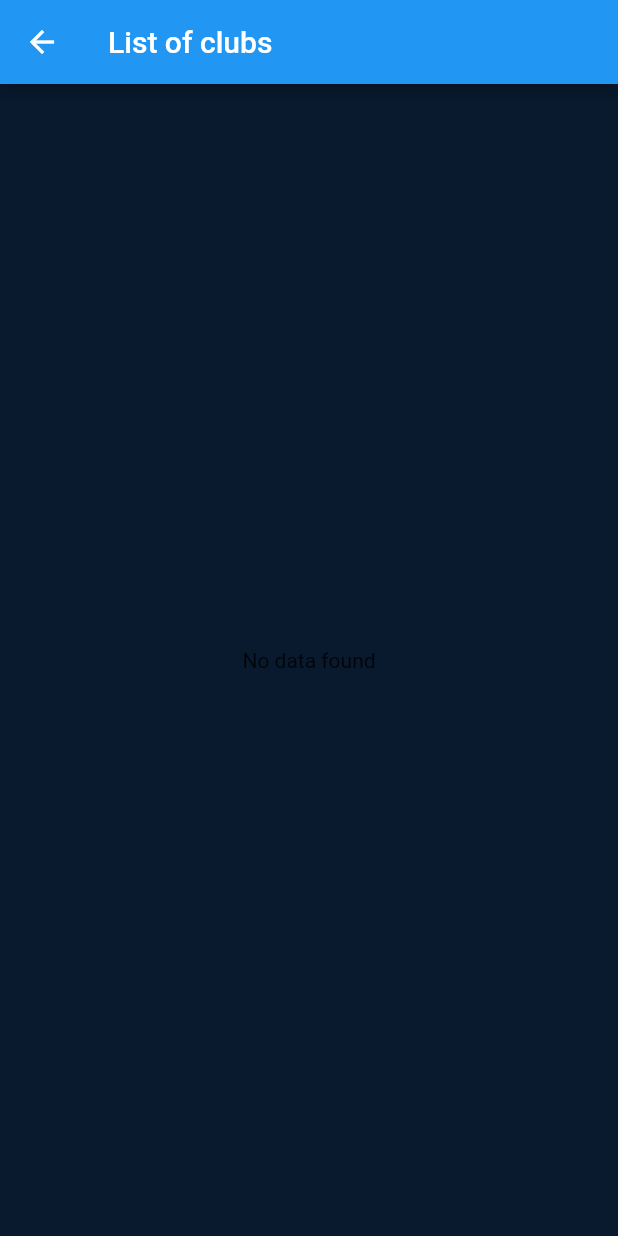
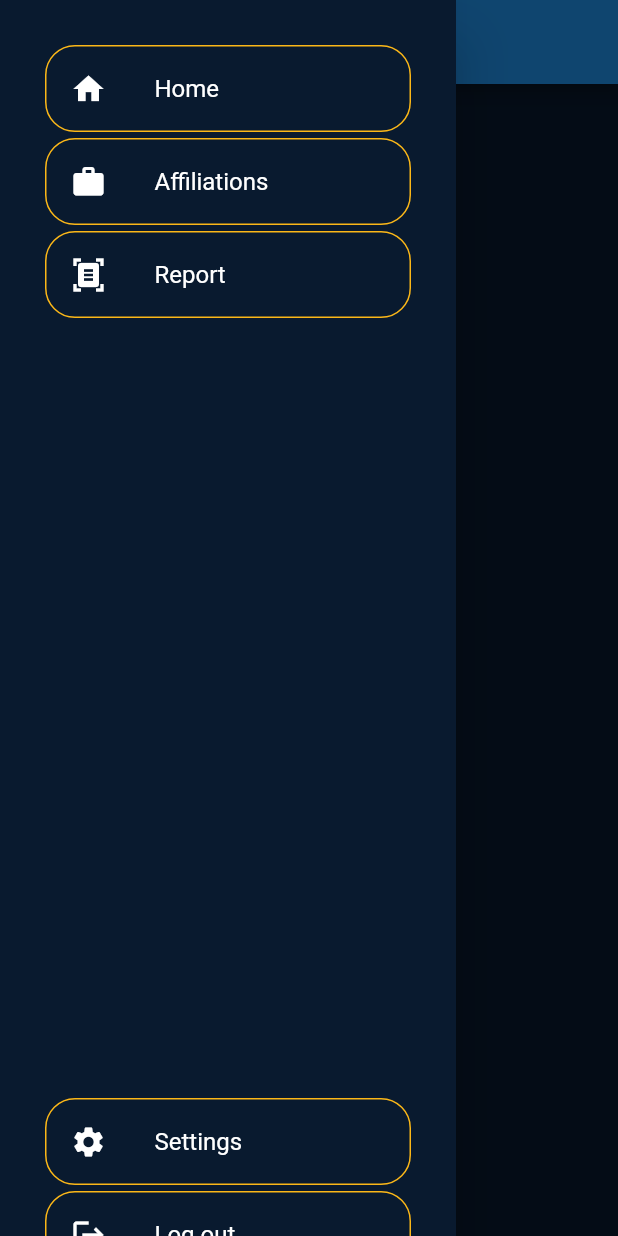
Before and after one commit to christiannjhay-stu/sia2-teacher, a Flutter app: the FirestoreDataScreen screen opened directly, with the side drawer open (before the commit the screen has no drawer), on a phone screen of 412 x 824 dp. Run offline on Flutter 3.47's test engine with Material 2 defaults, Android fonts, the phone set to English and light mode, and no system bars; our stand-ins replace cloud_firestore, firebase_auth, firebase_core, flutter_svg, fluttertoast; accounts and stored records are empty; network calls fail.

```diff
--- a/lib/homeScreen.dart
+++ b/lib/homeScreen.dart
@@ -1,5 +1,8 @@
 import 'package:flutter/material.dart';
 import 'package:cloud_firestore/cloud_firestore.dart';
+import 'package:read_data/loginScreen.dart';
+import 'package:fluttertoast/fluttertoast.dart';
+
 
 class FirestoreDataScreen extends StatelessWidget {
   final CollectionReference _collectionRef = FirebaseFirestore.instance.collection('clubs');
@@ -8,6 +11,7 @@ class FirestoreDataScreen extends StatelessWidget {
   Widget build(BuildContext context) {
     return Scaffold(
       appBar: AppBar(
+
         title: Text('List of clubs'),
       ),
       body: StreamBuilder<QuerySnapshot>(
@@ -52,6 +56,112 @@ class FirestoreDataScreen extends StatelessWidget {
           );
         },
       ),
+
+      drawer: Drawer(
+        backgroundColor: Color.fromARGB(255, 9, 26, 47),
+        child: ListView(
+          // Important: Remove any padding from the ListView.
+          padding: EdgeInsets.only(left: 30, right: 30, top: 10, bottom: 10),
+          children: [
+
+            SizedBox(height: 20),
+            ListTileTheme(
+              child: ListTile(
+                shape: RoundedRectangleBorder(
+                  side: BorderSide(width: 1, color: Color.fromARGB(255, 251, 183, 24)),
+                  borderRadius: BorderRadius.circular(20),
+                ),
+                leading: Icon(Icons.home),
+                title: const Text('Home'),
+                  onTap: () {
+
+                  },
+                  textColor: Colors.white,
+                  iconColor: Colors.white,
+              )
+            ),
+            SizedBox(height: 4),
+            ListTileTheme(
+              child: ListTile(
+                shape: RoundedRectangleBorder(
+                  side: BorderSide(width: 1, color: Color.fromARGB(255, 251, 183, 24)),
+                  borderRadius: BorderRadius.circular(20),
+                ),
+                leading: Icon(Icons.work),
+                title: const Text('Affiliations'),
+                  onTap: () {
+
+                  },
+                  textColor: Colors.white,
+                  iconColor: Colors.white,
+              )
+            ),
+            SizedBox(height: 4),
+            ListTileTheme(
+              child: ListTile(
+                shape: RoundedRectangleBorder(
+                  side: BorderSide(width: 1, color: Color.fromARGB(255, 251, 183, 24)),
+                  borderRadius: BorderRadius.circular(20),
+                ),
+                leading: Icon(Icons.document_scanner),
+                title: const Text('Report'),
+                  onTap: () {
+
+                  },
+                  textColor: Colors.white,
+                  iconColor: Colors.white,
+              )
+            ),
+            SizedBox(height: 520),
+            ListTileTheme(
+              child: ListTile(
+                shape: RoundedRectangleBorder(
+                  side: BorderSide(width: 1, color: Color.fromARGB(255, 251, 183, 24)),
+                  borderRadius: BorderRadius.circular(20),
+                ),
+                leading: Icon(Icons.settings),
+                title: const Text('Settings'),
+                  onTap: () {
+
+                  },
+                  textColor: Colors.white,
+                  iconColor: Colors.white,
+              )
+            ),
+            SizedBox(height: 4),
+            ListTileTheme(
+              child: ListTile(
+                shape: RoundedRectangleBorder(
+                  side: BorderSide(width: 1, color: Color.fromARGB(255, 251, 183, 24)),
+                  borderRadius: BorderRadius.circular(20),
+                ),
+                leading: Icon(Icons.logout),
+                title: const Text('Log out'),
+                  onTap: () {
+
+                    Navigator.push(context, MaterialPageRoute(builder: (BuildContext) {
+                      return LoginScreen();
+                    }));
+
+
+                     ScaffoldMessenger.of(context).showSnackBar(
+                      SnackBar(
+                        backgroundColor: Color.fromARGB(255, 255, 0, 0), // set the background color
+                        content: Text('Logged out'), // set the message text
+                        duration: Duration(seconds: 2), // set the duration for how long the message will be displayed
+                      ),
+                    );
+
+
+                  },
+                  textColor: Colors.white,
+                  iconColor: Colors.white,
+              )
+            ),
+          ],
+        ),
+      ),
+
     );
   }
 }
```
Also changed, not shown: lib/loginScreen.dart (+18 -11 lines).
